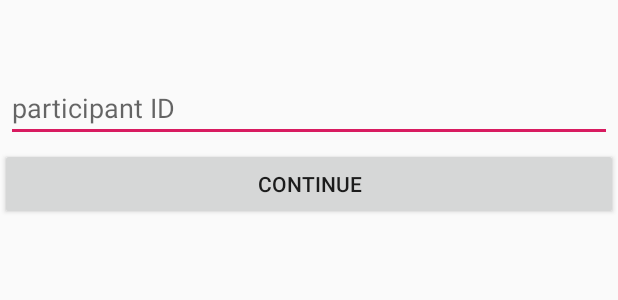
After one commit to AlexGreau/LiveCoaching_Oz, an Android app: the layout dialog_start.xml on its own in the app's theme, with its tools: preview values and no code run, on a phone screen of 412 x 824 dp. The commit adds this screen. Shown: the top 300 px of the screen. Run offline under Robolectric (Android 15) with nearby library versions, the phone set to English and light mode, and no system bars.

Commit message:
Main structure

```diff
--- a/app/src/main/java/com/example/livecoaching_oz/Communication/ClientTask.java
+++ b/app/src/main/java/com/example/livecoaching_oz/Communication/ClientTask.java
@@ -20,12 +20,6 @@ public class ClientTask extends AsyncTask<Void, Void, Void> {
 
     private final int PORT = 8080;
     private final String SERVER_IP = "192.168.43.1"; //"192.168.43.239";
-
-    public ClientTask(String addr, int port, String msgTo) {
-        dstAddress = addr;
-        dstPort = port;
-        msgToServer = msgTo;
-    }
 
     public ClientTask(String msgTo, Decoder act) {
         dstAddress = SERVER_IP;
--- /dev/null
+++ b/app/src/main/res/layout/dialog_start.xml
@@ -0,0 +1,39 @@
+<?xml version="1.0" encoding="utf-8"?>
+<RelativeLayout xmlns:android="http://schemas.android.com/apk/res/android"
+    android:layout_width="match_parent"
+    android:layout_height="match_parent">
+
+    <TextView
+        android:id="@+id/dialogExplanation"
+        android:layout_width="match_parent"
+        android:layout_height="wrap_content"
+        android:layout_marginTop="10sp"
+        android:padding="10sp" />
+
+    <TextView
+        android:id="@+id/dialogErrorText"
+        android:layout_width="match_parent"
+        android:layout_height="wrap_content"
+        android:layout_below="@id/dialogExplanation"
+        android:layout_marginLeft="10sp"
+        android:visibility="gone" />
+
+    <EditText
+        android:id="@+id/IDparticipant"
+        android:layout_width="match_parent"
+        android:layout_height="wrap_content"
+        android:layout_below="@id/dialogErrorText"
+        android:layout_marginLeft="4dp"
+        android:layout_marginRight="4dp"
+        android:layout_marginBottom="4dp"
+        android:hint="participant ID"
+        android:inputType="text" />
+
+    <Button
+        android:id="@+id/dialogOkButton"
+        android:layout_width="match_parent"
+        android:layout_height="wrap_content"
+        android:layout_below="@id/IDparticipant"
+        android:text="Continue" />
+
+</RelativeLayout>
```
Also changed, not shown: app/src/main/java/com/example/livecoaching_oz/MainActivity.java (+190 -1 lines).
